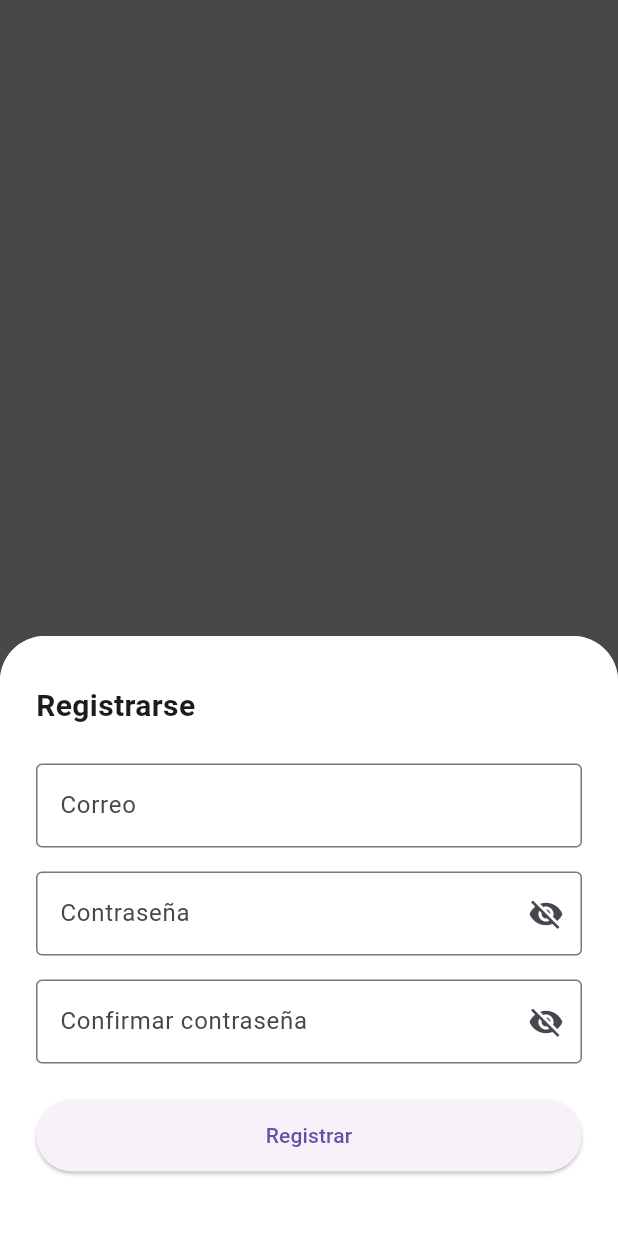
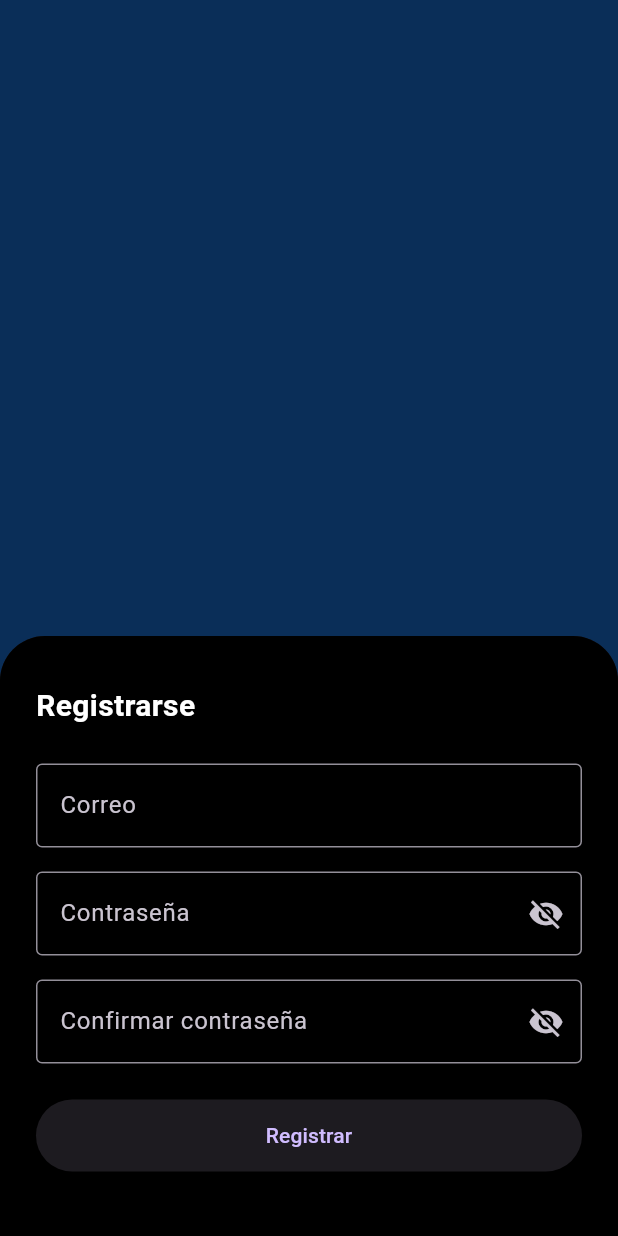
Before and after one commit to JuanS-ryb/grh-solutions-mobil, a Flutter app: the Login screen opened directly, after a tap on "REGISTRARSE", on a phone screen of 412 x 824 dp. Run offline on Flutter 3.47's test engine with Material 3 defaults, Android fonts, the phone set to English and light mode, and no system bars; missing offline and left inert: dart:html.

Commit message:
Creacion de themes, aplicados en ciertos elementos de login

```diff
--- a/lib/data/notifiers.dart
+++ b/lib/data/notifiers.dart
@@ -1,7 +1,7 @@
 import 'package:flutter/material.dart';
 
-ValueNotifier<bool> useDarkTheme = ValueNotifier(false);
+ValueNotifier<bool> useDarkTheme = ValueNotifier(true);
 ValueNotifier<int> renderNotificator = ValueNotifier(0);
 
 // NUEVO: para controlar si el usuario está logeado o no
-ValueNotifier<bool> isLoggedIn = ValueNotifier(true);
+ValueNotifier<bool> isLoggedIn = ValueNotifier(false);
--- /dev/null
+++ b/lib/theme/custom-themes.dart
@@ -0,0 +1,61 @@
+import 'package:flutter/material.dart';
+
+final ThemeData lightTheme = ThemeData(
+    brightness: Brightness.light,
+    primarySwatch: Colors.blue,
+    primaryColor: Colors.blue,
+    scaffoldBackgroundColor: Colors.blue.shade300,
+    appBarTheme: const AppBarTheme(
+      backgroundColor: Colors.blue,
+      foregroundColor: Colors.white, // color de texto/iconos en appbar
+    ),
+    bottomNavigationBarTheme: const BottomNavigationBarThemeData(
+      backgroundColor: Colors.white,
+      selectedItemColor: Colors.blue,
+      unselectedItemColor: Colors.grey,
+    ),
+    textTheme: const TextTheme(
+      bodyMedium: TextStyle(color: Colors.black87),
+      labelSmall: TextStyle(color: Colors.black87),
+      labelMedium: TextStyle(color: Colors.black87),
+      labelLarge: TextStyle(color: Colors.black87),
+      bodyLarge: TextStyle(color: Colors.black87),
+      bodySmall: TextStyle(color: Colors.black87),
+      displayLarge: TextStyle(color: Colors.black87),
+      displayMedium: TextStyle(color: Colors.black87),
+      displaySmall: TextStyle(color: Colors.black87),
+    ),
+    cardColor: Colors.white12,
+    iconTheme: const IconThemeData(color: Colors.black87)
+    // Añade más personalizaciones que quieras
+    );
+
+final ThemeData darkTheme = ThemeData(
+    brightness: Brightness.dark,
+    primarySwatch: Colors.blue,
+    primaryColor: Colors.blue.shade800,
+    scaffoldBackgroundColor: Colors.blue.shade800,
+    appBarTheme: const AppBarTheme(
+      backgroundColor: Colors.black87,
+      foregroundColor: Colors.white,
+    ),
+    bottomNavigationBarTheme: const BottomNavigationBarThemeData(
+      backgroundColor: Colors.black87,
+      selectedItemColor: Colors.blueAccent,
+      unselectedItemColor: Colors.grey,
+    ),
+    textTheme: const TextTheme(
+      bodyMedium: TextStyle(color: Colors.white),
+      labelSmall: TextStyle(color: Colors.white),
+      labelMedium: TextStyle(color: Colors.white),
+      labelLarge: TextStyle(color: Colors.white),
+      bodyLarge: TextStyle(color: Colors.white),
+      bodySmall: TextStyle(color: Colors.white),
+      displayLarge: TextStyle(color: Colors.white),
+      displayMedium: TextStyle(color: Colors.white),
+      displaySmall: TextStyle(color: Colors.white),
+    ),
+    cardColor: Colors.black,
+    iconTheme: const IconThemeData(color: Colors.white)
+    // Personaliza más según necesites
+    );
--- a/lib/widgets/comunicados/comunicados.dart
+++ b/lib/widgets/comunicados/comunicados.dart
@@ -1,5 +1,3 @@
-import 'dart:html';
-
 import 'package:flutter/material.dart';
 
 class Comunicados extends StatefulWidget {
--- a/lib/widgets/login/login.dart
+++ b/lib/widgets/login/login.dart
@@ -9,7 +9,7 @@ class Login extends StatefulWidget {
 }
 
 class _LoginState extends State<Login> {
-  void _showLoginModal() {
+  void showLoginModal(Color bg) {
     showModalBottomSheet(
       context: context,
       isScrollControlled: true, // para que tome el tamaño correcto con teclado
@@ -23,9 +23,10 @@ class _LoginState extends State<Login> {
           child: Container(
             padding: const EdgeInsets.symmetric(horizontal: 24, vertical: 32),
             height: 350,
-            decoration: const BoxDecoration(
-              color: Colors.white,
-              borderRadius: BorderRadius.vertical(top: Radius.circular(30)),
+            decoration: BoxDecoration(
+              color: bg,
+              borderRadius:
+                  const BorderRadius.vertical(top: Radius.circular(30)),
             ),
             child: const LoginForm(),
           ),
@@ -34,7 +35,7 @@ class _LoginState extends State<Login> {
     );
   }
 
-  void _showRegisterModal() {
+  void showRegisterModal(Color bg) {
     showModalBottomSheet(
       context: context,
       isScrollControlled: true,
@@ -47,9 +48,10 @@ class _LoginState extends State<Login> {
           child: Container(
             padding: const EdgeInsets.symmetric(horizontal: 24, vertical: 32),
             height: 400,
-            decoration: const BoxDecoration(
-              color: Colors.white,
-              borderRadius: BorderRadius.vertical(top: Radius.circular(30)),
+            decoration: BoxDecoration(
+              color: bg,
+              borderRadius:
+                  const BorderRadius.vertical(top: Radius.circular(30)),
             ),
             child: const RegisterForm(),
           ),
@@ -60,8 +62,10 @@ class _LoginState extends State<Login> {
 
   @override
   Widget build(BuildContext context) {
+    final theme = Theme.of(context);
+
     return Scaffold(
-      backgroundColor: Colors.grey,
+      backgroundColor: theme.scaffoldBackgroundColor,
       body: SafeArea(
         child: Align(
           alignment: Alignment.bottomCenter,
@@ -69,13 +73,13 @@ class _LoginState extends State<Login> {
             height: 230,
             width: double.infinity,
             padding: const EdgeInsets.symmetric(horizontal: 24, vertical: 32),
-            decoration: const BoxDecoration(
-              color: Colors.white,
-              borderRadius: BorderRadius.only(
+            decoration: BoxDecoration(
+              color: theme.cardColor,
+              borderRadius: const BorderRadius.only(
                 topLeft: Radius.circular(30),
                 topRight: Radius.circular(30),
               ),
-              boxShadow: [
+              boxShadow: const [
                 BoxShadow(
                   color: Colors.black26,
                   blurRadius: 10,
@@ -95,13 +99,14 @@ class _LoginState extends State<Login> {
                 ),
                 const SizedBox(height: 24),
                 ElevatedButton.icon(
-                  onPressed: _showLoginModal,
-                  icon: const Icon(Icons.login, color: Colors.black),
-                  label: const Text("INGRESAR",
-                      style: TextStyle(color: Colors.black)),
+                  onPressed: () {
+                    showLoginModal(theme.cardColor);
+                  },
+                  icon: Icon(Icons.login, color: theme.iconTheme.color),
+                  label: Text("INGRESAR", style: theme.textTheme.bodyMedium),
                   style: ElevatedButton.styleFrom(
                     minimumSize: const Size(double.infinity, 48),
-                    backgroundColor: Colors.blueAccent,
+                    backgroundColor: theme.primaryColor,
                     foregroundColor: Colors.white,
                     shape: RoundedRectangleBorder(
                       borderRadius: BorderRadius.circular(12),
@@ -110,14 +115,13 @@ class _LoginState extends State<Login> {
                 ),
                 const SizedBox(height: 16),
                 ElevatedButton.icon(
-                  onPressed: _showRegisterModal,
-                  icon: const Icon(Icons.person_add, color: Colors.black),
-                  label: const Text("REGISTRARSE",
-                      style: TextStyle(color: Colors.black)),
+                  onPressed: () {
+                    showRegisterModal(theme.cardColor);
+                  },
+                  icon: Icon(Icons.person_add, color: theme.iconTheme.color),
+                  label: Text("REGISTRARSE", style: theme.textTheme.bodyMedium),
                   style: ElevatedButton.styleFrom(
                     minimumSize: const Size(double.infinity, 48),
-                    backgroundColor: Colors.grey,
-                    foregroundColor: Colors.black87,
                     shape: RoundedRectangleBorder(
                       borderRadius: BorderRadius.circular(12),
                     ),
@@ -162,11 +166,13 @@ class _LoginFormState extends State<LoginForm> {
 
   @override
   Widget build(BuildContext context) {
+    final theme = Theme.of(context);
+
     return ValueListenableBuilder<bool>(
       valueListenable: isLoggedIn,
       builder: (context, loggedIn, _) {
-        return Padding(
-          padding: const EdgeInsets.all(24.0),
+        return Container(
+          decoration: BoxDecoration(color: theme.cardColor),
           child: Column(
             crossAxisAlignment: CrossAxisAlignment.start,
             children: [
@@ -211,8 +217,10 @@ class _LoginFormState extends State<LoginForm> {
                 child: ElevatedButton(
                   onPressed: () {
                     isLoggedIn.value = true; // Marcar como logeado
+                    Navigator.of(context).pop();
                   },
-                  child: const Text('Login'),
+                  style: ButtonStyle(backgroundColor: Colors.black),
+                  child: Text('Login', style: theme.textTheme.bodyMedium),
                 ),
               ),
             ],
```
Also changed, not shown: lib/main.dart (+18 -17 lines).
